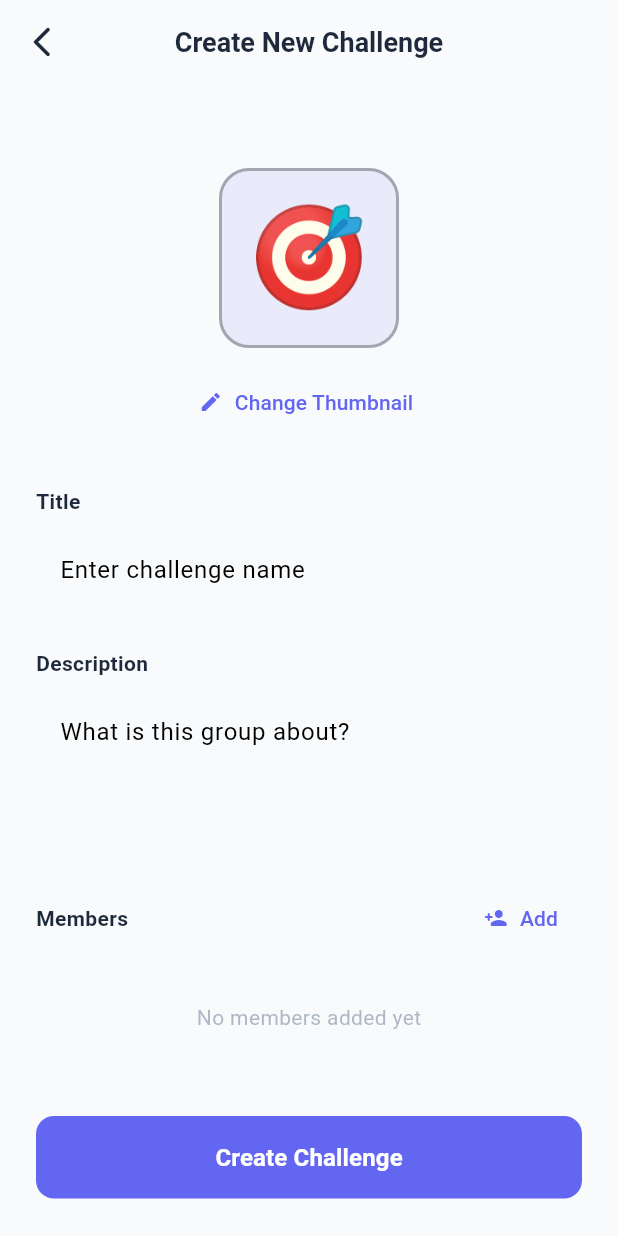
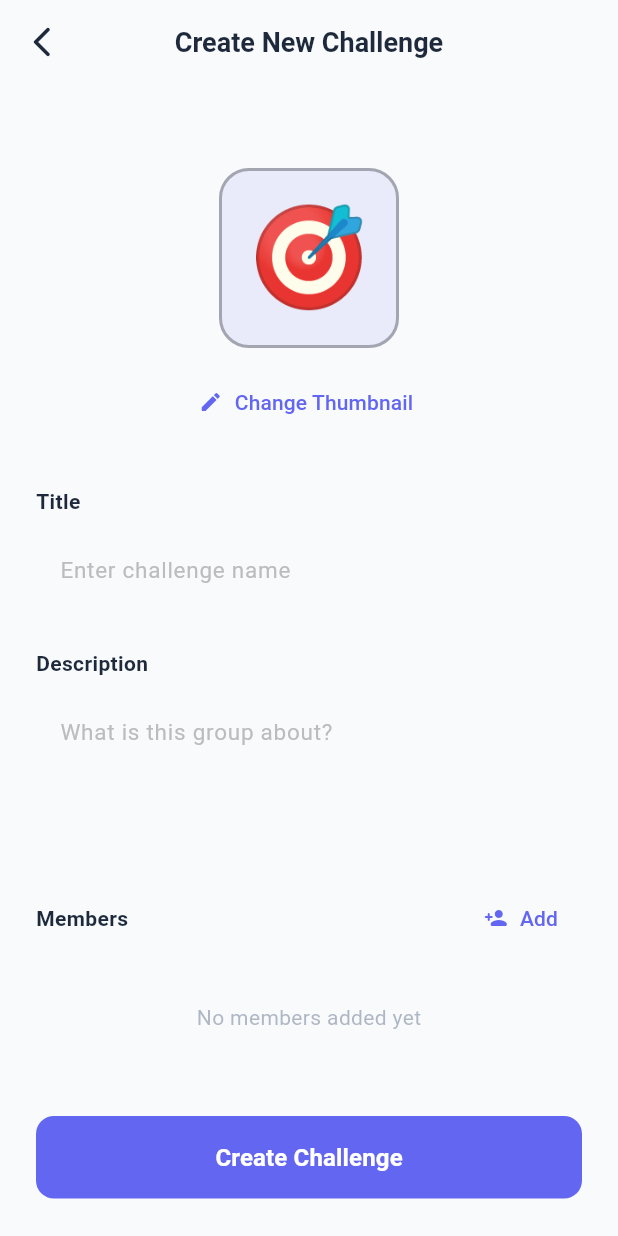
Before and after one commit to MainChallengeApp/unite_up, a Flutter app: the CreateChallengePage screen opened directly, on a phone screen of 412 x 824 dp. Run offline on Flutter 3.47's test engine with Material 3 defaults, Android fonts, the phone set to English and light mode, and no system bars; our stand-ins replace easy_localization, font_awesome_flutter; accounts and stored records are empty.

Commit message:
feat: add hint colors for light and dark themes
- Introduced lightHint and darkHint color constants in AppColors for improved UI consistency.
- Updated AppTheme to utilize these new hint colors in input decoration styles for both light and dark themes.

```diff
--- a/lib/core/constants/app_colors.dart
+++ b/lib/core/constants/app_colors.dart
@@ -13,6 +13,7 @@ class AppColors {
   static const Color lightCard = Color(0xFFFFFFFF);
   static const Color lightTextPrimary = Color(0xFF1E293B);
   static const Color lightTextSecondary = Color(0xFF64748B);
+  static const Color lightHint = Color(0xFFBBBDBD);
   static const Color lightDivider = Color(0xFFE2E8F0);
 
   // Dark Theme Colors
@@ -23,6 +24,7 @@ class AppColors {
   static const Color darkCard = Color(0xFF1E293B);
   static const Color darkTextPrimary = Color(0xFFF1F5F9);
   static const Color darkTextSecondary = Color(0xFF94A3B8);
+  static const Color darkHint = Color(0xFF6B7280);
   static const Color darkDivider = Color(0xFF334155);
 
   // Common Colors
--- a/lib/theme/app_theme.dart
+++ b/lib/theme/app_theme.dart
@@ -1,5 +1,5 @@
+import 'package:flutter/material.dart';
 import 'package:unite_up/core/constants/app_constants.dart';
-import 'package:flutter/material.dart';
 
 class AppTheme {
   static ThemeData lightTheme = ThemeData(
@@ -42,6 +42,10 @@ class AppTheme {
     inputDecorationTheme: InputDecorationTheme(
       filled: true,
       fillColor: AppColors.lightSurface,
+      hintStyle: const TextStyle(
+        color: AppColors.lightHint,
+        fontSize: AppSizes.fontBase,
+      ),
       border: OutlineInputBorder(
         borderRadius: BorderRadius.circular(AppSizes.radiusMedium),
         borderSide: BorderSide.none,
@@ -98,6 +102,10 @@ class AppTheme {
     inputDecorationTheme: InputDecorationTheme(
       filled: true,
       fillColor: AppColors.darkSurface,
+      hintStyle: const TextStyle(
+        color: AppColors.darkHint,
+        fontSize: AppSizes.fontBase,
+      ),
       border: OutlineInputBorder(
         borderRadius: BorderRadius.circular(AppSizes.radiusMedium),
         borderSide: BorderSide.none,
```
